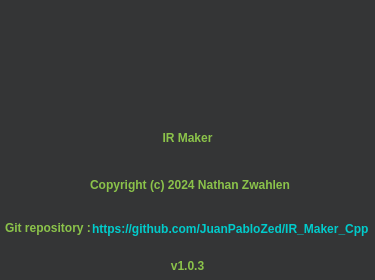
Above: about.ui from JuanPabloZed/IR_Maker_Cpp before the change. Below: the same form after it.
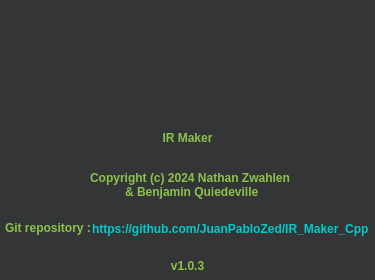
That is the form after the change. Icons and pictures are not drawn.

What changed in the file:
```diff
--- a/about.ui
+++ b/about.ui
@@ -260,7 +260,8 @@
     </rect>
    </property>
    <property name="text">
-    <string>Copyright (c) 2024 Nathan Zwahlen</string>
+    <string>Copyright (c) 2024 Nathan Zwahlen 
+ &amp; Benjamin Quiedeville</string>
    </property>
    <property name="alignment">
     <set>Qt::AlignCenter</set>
```
Left out of the diff: 8 changed lines with no effect on the pictures.
